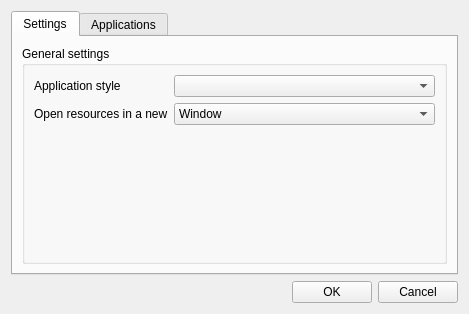
This is editor/gui/dlgsettings.ui in ensisoft/detonator as Qt 5 draws it before an edit. The edited form follows.
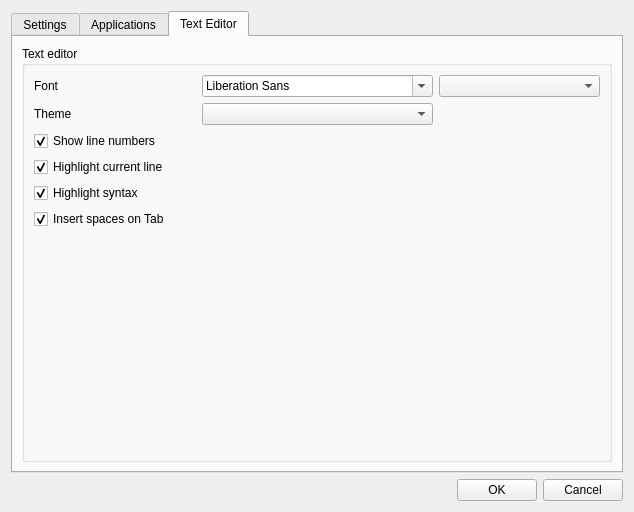
This is the edited form. The open tabs and pages were chosen to show the change. Icons and pictures are not drawn.

```diff
--- a/editor/gui/dlgsettings.ui
+++ b/editor/gui/dlgsettings.ui
@@ -6,8 +6,8 @@
    <rect>
     <x>0</x>
     <y>0</y>
-    <width>469</width>
-    <height>314</height>
+    <width>634</width>
+    <height>512</height>
    </rect>
   </property>
   <property name="windowTitle">
@@ -187,6 +187,118 @@
        </item>
       </layout>
      </widget>
+     <widget class="QWidget" name="tabEditor">
+      <attribute name="title">
+       <string>Text Editor</string>
+      </attribute>
+      <layout class="QVBoxLayout" name="verticalLayout_5">
+       <item>
+        <widget class="QGroupBox" name="groupBox_5">
+         <property name="title">
+          <string>Text editor</string>
+         </property>
+         <layout class="QVBoxLayout" name="verticalLayout_7">
+          <item>
+           <layout class="QGridLayout" name="gridLayout_5">
+            <item row="0" column="0">
+             <widget class="QLabel" name="label_9">
+              <property name="sizePolicy">
+               <sizepolicy hsizetype="Preferred" vsizetype="Preferred">
+                <horstretch>0</horstretch>
+                <verstretch>0</verstretch>
+               </sizepolicy>
+              </property>
+              <property name="text">
+               <string>Font</string>
+              </property>
+             </widget>
+            </item>
+            <item row="0" column="1">
+             <widget class="QFontComboBox" name="editorFont"/>
+            </item>
+            <item row="0" column="2">
+             <widget class="QComboBox" name="editorFontSize"/>
+            </item>
+            <item row="1" column="0">
+             <widget class="QLabel" name="label_10">
+              <property name="sizePolicy">
+               <sizepolicy hsizetype="Preferred" vsizetype="Preferred">
+                <horstretch>0</horstretch>
+                <verstretch>0</verstretch>
+               </sizepolicy>
+              </property>
+              <property name="text">
+               <string>Theme</string>
+              </property>
+             </widget>
+            </item>
+            <item row="1" column="1">
+             <widget class="QComboBox" name="editorTheme"/>
+            </item>
+           </layout>
+          </item>
+          <item>
+           <layout class="QVBoxLayout" name="verticalLayout_6">
+            <item>
+             <widget class="QCheckBox" name="editorShowLineNumbers">
+              <property name="text">
+               <string>Show line numbers</string>
+              </property>
+              <property name="checked">
+               <bool>true</bool>
+              </property>
+             </widget>
+            </item>
+            <item>
+             <widget class="QCheckBox" name="editorHightlightCurrentLine">
+              <property name="text">
+               <string>Highlight current line</string>
+              </property>
+              <property name="checked">
+               <bool>true</bool>
+              </property>
+             </widget>
+            </item>
+            <item>
+             <widget class="QCheckBox" name="editorHightlightSyntax">
+              <property name="text">
+               <string>Highlight syntax</string>
+              </property>
+              <property name="checked">
+               <bool>true</bool>
+              </property>
+             </widget>
+            </item>
+            <item>
+             <widget class="QCheckBox" name="editorInsertSpaces">
+              <property name="text">
+               <string>Insert spaces on Tab</string>
+              </property>
+              <property name="checked">
+               <bool>true</bool>
+              </property>
+             </widget>
+            </item>
+           </layout>
+          </item>
+          <item>
+           <spacer name="verticalSpacer_3">
+            <property name="orientation">
+             <enum>Qt::Vertical</enum>
+            </property>
+            <property name="sizeHint" stdset="0">
+             <size>
+              <width>20</width>
+              <height>40</height>
+             </size>
+            </property>
+           </spacer>
+          </item>
+         </layout>
+        </widget>
+       </item>
+      </layout>
+     </widget>
     </widget>
    </item>
    <item>
```
Left out of the diff: 43 changed lines with no effect on the pictures.
